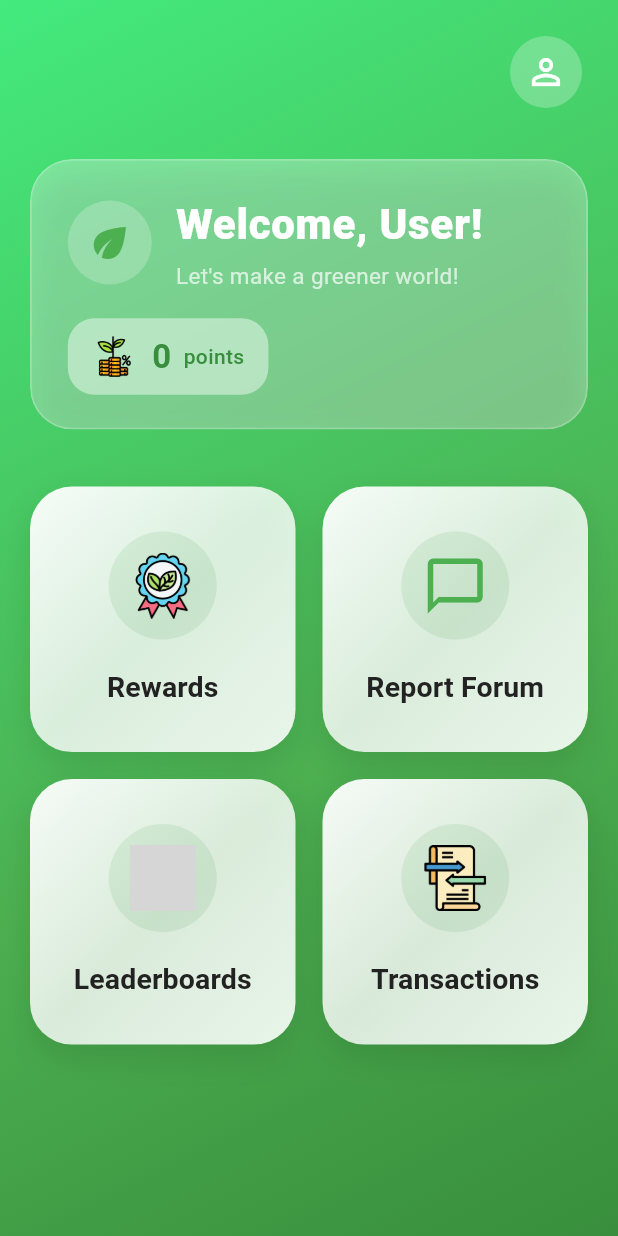
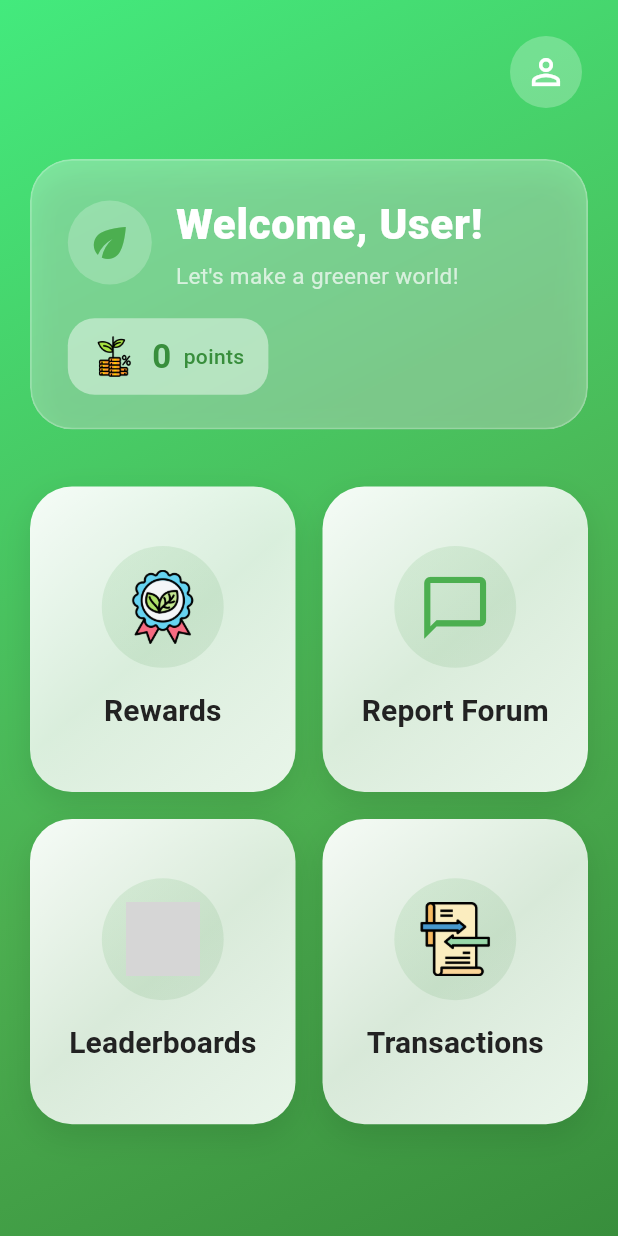
Before and after one commit to Shonhyun/green-reward-app, a Flutter app: the HomeScreen screen opened by its route, on a phone screen of 412 x 824 dp. Run offline on Flutter 3.47's test engine with Material 3 defaults, Android fonts, the light colour scheme and no system bars; our stand-ins replace cloud_firestore, firebase_auth, firebase_core, image_picker; accounts and stored records are empty; grey boxes are pictures that could not be loaded.

Commit message:
Responsive Home Screen

```diff
--- a/lib/screen/home_screen.dart
+++ b/lib/screen/home_screen.dart
@@ -254,7 +254,8 @@ class _HomeScreenState extends State<HomeScreen> {
                         crossAxisCount: 2,
                         crossAxisSpacing: 18.0,
                         mainAxisSpacing: 18.0,
-                        childAspectRatio: 1.0,
+                        // Make tiles slightly taller on compact screens to avoid vertical overflow
+                        childAspectRatio: _calculateChildAspectRatio(context),
                         children: [
                           _buildFeatureCard(context, 'Rewards', null, '/rewards', customIcon: 'assets/organic.png'),
                           _buildFeatureCard(context, 'Report Forum', Icons.chat_bubble_outline, '/report-forum'),
@@ -278,10 +279,19 @@ class _HomeScreenState extends State<HomeScreen> {
   Widget _buildFeatureCard(BuildContext context, String title, IconData? icon, String? routeName, {String? customIcon}) {
     return GestureDetector(
       onTap: routeName != null ? () => Navigator.pushNamed(context, routeName) : null,
-      child: AnimatedContainer(
+      child: LayoutBuilder(
+        builder: (context, constraints) {
+          final cardWidth = constraints.maxWidth;
+          // Scale values based on available width to keep the layout responsive
+          final double verticalPadding = (cardWidth * 0.10).clamp(12.0, 20.0);
+          final double iconSize = (cardWidth * 0.28).clamp(36.0, 56.0);
+          final double gap = (cardWidth * 0.08).clamp(10.0, 18.0);
+          final double fontSize = (cardWidth * 0.16).clamp(14.0, 20.0);
+
+          return AnimatedContainer(
             duration: const Duration(milliseconds: 200),
             curve: Curves.easeInOut,
-        padding: const EdgeInsets.all(18.0),
+            padding: EdgeInsets.symmetric(vertical: verticalPadding, horizontal: 18.0),
             decoration: BoxDecoration(
               gradient: LinearGradient(
                 colors: [
@@ -303,6 +313,7 @@ class _HomeScreenState extends State<HomeScreen> {
             ),
             child: Column(
               mainAxisAlignment: MainAxisAlignment.center,
+              mainAxisSize: MainAxisSize.min,
               children: [
                 Container(
                   decoration: BoxDecoration(
@@ -316,25 +327,50 @@ class _HomeScreenState extends State<HomeScreen> {
                       end: Alignment.bottomRight,
                     ),
                   ),
-              padding: const EdgeInsets.all(14),
+                  padding: EdgeInsets.all(iconSize * 0.32),
                   child: customIcon != null
-                  ? Image.asset(customIcon, width: 44, height: 44)
-                  : Icon(icon, size: 44, color: const Color(0xFF4CAF50)),
+                      ? Image.asset(customIcon, width: iconSize, height: iconSize)
+                      : Icon(icon, size: iconSize, color: const Color(0xFF4CAF50)),
                 ),
-            const SizedBox(height: 18),
-            Text(
+                SizedBox(height: gap),
+                FittedBox(
+                  fit: BoxFit.scaleDown,
+                  child: Text(
                     title,
-              style: const TextStyle(
-                fontSize: 19,
+                    maxLines: 1,
+                    overflow: TextOverflow.ellipsis,
+                    style: TextStyle(
+                      fontSize: fontSize,
                       fontWeight: FontWeight.w700,
-                color: Color(0xFF222222),
+                      color: const Color(0xFF222222),
                       letterSpacing: 0.1,
                     ),
                     textAlign: TextAlign.center,
                   ),
+                ),
               ],
             ),
+          );
+        },
       ),
     );
   }
+
+  // Dynamically compute an aspect ratio that gives a bit more height on compact screens
+  double _calculateChildAspectRatio(BuildContext context) {
+    final size = MediaQuery.of(context).size;
+    const crossAxisSpacing = 18.0;
+    const horizontalPadding = 20.0 * 2; // from SingleChildScrollView padding
+    const crossAxisCount = 2;
+
+    final usableWidth = size.width - horizontalPadding - crossAxisSpacing;
+    final itemWidth = usableWidth / crossAxisCount;
+
+    // Make height slightly larger than width to comfortably fit icon + text
+    final itemHeight = itemWidth * 1.15;
+    final ratio = itemWidth / itemHeight; // width / height
+
+    // Clamp to reasonable bounds to keep consistent on tablets/landscape
+    return ratio.clamp(0.78, 1.0);
   }
+}
```
Lines whose indentation alone changed are shown as unchanged.
